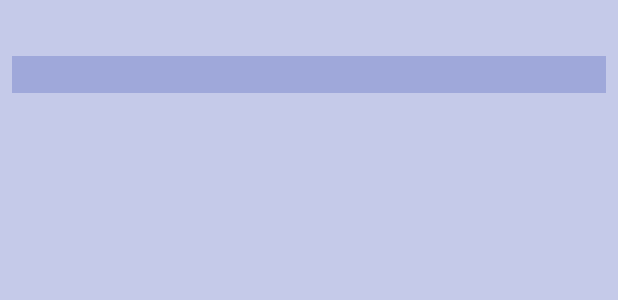
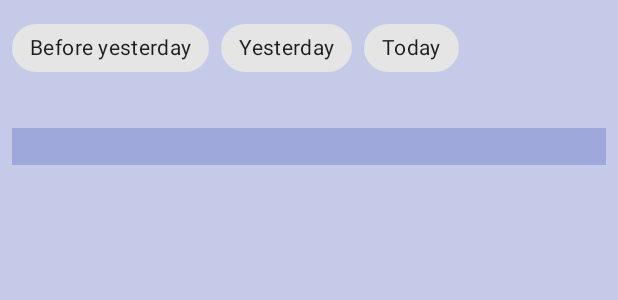
Before and after one commit to BaranovaElena/NasaApplication, an Android app: the layout picture_of_the_day_fragment.xml on its own in the app's theme, with its tools: preview values and no code run, on a phone screen of 412 x 824 dp. Shown: the top 300 px of the screen. Run offline under Robolectric (Android 15) with nearby library versions, the phone set to English and light mode, and no system bars.

Commit message:
hw1: добавлены чипсы для вывода прошлых фото дня

```diff
--- a/app/src/main/java/com/example/nasaapplication/domain/repo/pod/PodRepo.kt
+++ b/app/src/main/java/com/example/nasaapplication/domain/repo/pod/PodRepo.kt
@@ -4,5 +4,5 @@ import com.example.nasaapplication.domain.model.pod.PodEntity
 import retrofit2.Callback
 
 interface PodRepo {
-    fun getPictureOfTheDay(callback: Callback<PodEntity>)
+    fun getPictureOfTheDay(callback: Callback<PodEntity>, date: String)
 }
--- a/app/src/main/java/com/example/nasaapplication/domain/repo/pod/PodRepoImplRetrofit.kt
+++ b/app/src/main/java/com/example/nasaapplication/domain/repo/pod/PodRepoImplRetrofit.kt
@@ -10,7 +10,7 @@ class PodRepoImplRetrofit : PodRepo {
         NasaApplication.podRetrofit.create(PodRetrofitService::class.java)
     }
 
-    override fun getPictureOfTheDay(callback: Callback<PodEntity>) {
-        service.getPictureOfTheDay(BuildConfig.POD_KEY).enqueue(callback)
+    override fun getPictureOfTheDay(callback: Callback<PodEntity>, date: String) {
+        service.getPictureOfTheDay(date, BuildConfig.POD_KEY).enqueue(callback)
     }
 }
--- a/app/src/main/java/com/example/nasaapplication/domain/repo/pod/PodRetrofitService.kt
+++ b/app/src/main/java/com/example/nasaapplication/domain/repo/pod/PodRetrofitService.kt
@@ -9,6 +9,7 @@ import retrofit2.http.Query
 interface PodRetrofitService {
     @GET(BuildConfig.POD_URL)
     fun getPictureOfTheDay(
+        @Query("date") date: String,
         @Query("api_key") key: String
     ): Call<PodEntity>
 }
--- a/app/src/main/res/layout/picture_of_the_day_fragment.xml
+++ b/app/src/main/res/layout/picture_of_the_day_fragment.xml
@@ -9,6 +9,36 @@
     android:orientation="vertical"
     android:padding="@dimen/pod_padding_default"
     tools:context=".ui.pod.PictureOfTheDayFragment">
+
+    <com.google.android.material.chip.ChipGroup
+        android:id="@+id/pod_chip_group"
+        android:layout_width="match_parent"
+        android:layout_height="wrap_content"
+        app:selectionRequired="true"
+        app:singleLine="true"
+        app:singleSelection="true">
+
+        <com.google.android.material.chip.Chip
+            android:id="@+id/pod_chip_before_yesterday"
+            android:layout_width="wrap_content"
+            android:layout_height="wrap_content"
+            style="@style/Widget.MaterialComponents.Chip.Choice"
+            android:text="@string/pod_chip_before_yesterday_text" />
+
+        <com.google.android.material.chip.Chip
+            android:id="@+id/pod_chip_yesterday"
+            android:layout_width="wrap_content"
+            android:layout_height="wrap_content"
+            style="@style/Widget.MaterialComponents.Chip.Choice"
+            android:text="@string/pod_chip_yesterday_text" />
+
+        <com.google.android.material.chip.Chip
+            android:id="@+id/pod_chip_today"
+            android:layout_width="wrap_content"
+            android:layout_height="wrap_content"
+            style="@style/Widget.MaterialComponents.Chip.Choice"
+            android:text="@string/pod_chip_today_text" />
+    </com.google.android.material.chip.ChipGroup>
 
     <com.google.android.material.textview.MaterialTextView
         android:id="@+id/pod_title_text_view"
--- a/app/src/main/res/values/strings.xml
+++ b/app/src/main/res/values/strings.xml
@@ -7,4 +7,7 @@
     <string name="not_image_error">Loaded picture of the day is not a picture today :(</string>
     <string name="snack_bar_action_text">Reload</string>
     <string name="nav_pod_title">Daily photo</string>
+    <string name="pod_chip_today_text">Today</string>
+    <string name="pod_chip_yesterday_text">Yesterday</string>
+    <string name="pod_chip_before_yesterday_text">Before yesterday</string>
 </resources>
```
Also changed, not shown: app/src/main/java/com/example/nasaapplication/ui/pod/PictureOfTheDayFragment.kt (+5 -2 lines), app/src/main/java/com/example/nasaapplication/ui/pod/PictureOfTheDayViewModel.kt (+22 -5 lines), 2 other files.
